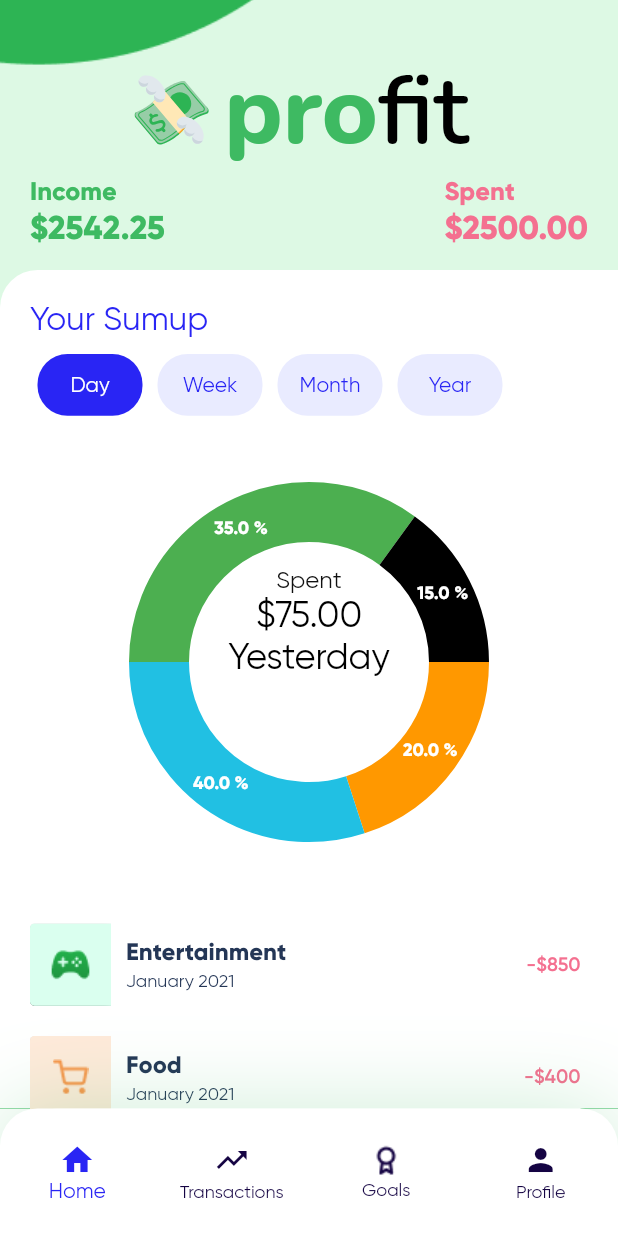
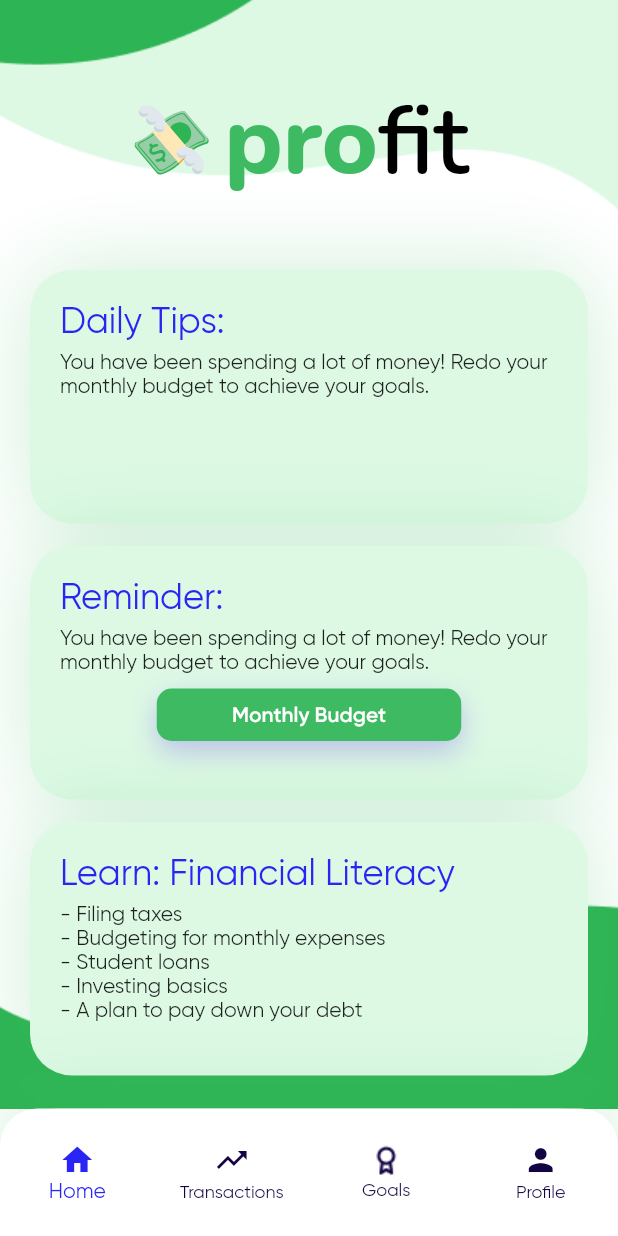
Before and after one commit to AlisterLuiz/Profit, a Flutter app: the NavigationBarMobilePortrait screen opened directly, on a phone screen of 412 x 824 dp. Run offline on Flutter 3.47's test engine with Material 2 defaults, Android fonts, the phone set to English and light mode, and no system bars; drawn by our look-alikes of auto_size_text, fl_chart; our stand-ins replace flutter_staggered_animations, flutter_svg, font_awesome_flutter, shimmer; missing offline and left inert: expand_widget.

Commit message:
Home Page Completed

```diff
--- a/lib/screens/portrait/mobile/home.dart
+++ b/lib/screens/portrait/mobile/home.dart
@@ -0,0 +1,252 @@
+import 'package:Profit/utilities/index.dart';
+import 'package:Profit/widgets/pieChart.dart';
+
+class Home extends StatefulWidget {
+  @override
+  _HomeState createState() => _HomeState();
+}
+
+class _HomeState extends State<Home> {
+  List sortBy = ['Day', 'Week', 'Month', 'Year'];
+  int currentSort = 0;
+  List gridView = [
+    ['\$499', '01/02/21', 'assets/images/console.png', 'Xbox Series X'],
+    ['\$70', '15/02/21', 'assets/images/present.png', 'Mom’s Gift'],
+    ['\$150', '07/02/21', 'assets/images/bicycle.png', 'Buy a Bicycle'],
+    ['\$280', '15/02/21', 'assets/images/graduate.png', 'College Debts'],
+  ];
+  Widget build(BuildContext context) {
+    return Scaffold(
+      body: Stack(
+        children: [
+          Container(
+            decoration: BoxDecoration(
+              image: DecorationImage(
+                image: AssetImage('assets/images/background.png'),
+                fit: BoxFit.cover,
+              ),
+            ),
+            child: Padding(
+              padding: const EdgeInsets.only(
+                top: 50.0,
+                left: 20.0,
+                right: 20.0,
+              ),
+              child: Column(
+                crossAxisAlignment: CrossAxisAlignment.start,
+                children: [
+                  Padding(
+                    padding: EdgeInsets.only(right: 10.0),
+                    child: Row(
+                      mainAxisAlignment: MainAxisAlignment.center,
+                      children: [
+                        SvgPicture.asset(
+                          'assets/images/Emoji.svg',
+                          semanticsLabel: 'Profit Logo',
+                          height: 46.57,
+                          width: 50,
+                        ),
+                        sizedBox(0, 10),
+                        RichText(
+                          text: TextSpan(
+                            children: <TextSpan>[
+                              TextSpan(
+                                text: 'pro',
+                                style: TextStyle(
+                                  color: Theme.of(context).accentColor,
+                                  fontWeight: FontWeight.w700,
+                                  fontSize: 64,
+                                  fontFamily: 'Nunito',
+                                ),
+                              ),
+                              TextSpan(
+                                text: 'fit',
+                                style: TextStyle(
+                                  color: Colors.black,
+                                  fontWeight: FontWeight.w500,
+                                  fontSize: 64,
+                                  fontFamily: 'Nunito',
+                                ),
+                              ),
+                            ],
+                          ),
+                        ),
+                      ],
+                    ),
+                  ),
+                ],
+              ),
+            ),
+          ),
+          Container(
+            margin: EdgeInsets.only(
+              top: 160,
+            ),
+            height: double.infinity,
+            width: double.infinity,
+            decoration: BoxDecoration(
+              color: Colors.transparent,
+              borderRadius: BorderRadius.only(
+                topLeft: Radius.circular(25),
+                // topRight: Radius.circular(25),
+              ),
+            ),
+            child: Padding(
+              padding: EdgeInsets.only(
+                top: 20.0,
+                left: 20,
+                right: 20,
+              ),
+              child: SingleChildScrollView(
+                child: Column(
+                  children: [
+                    Container(
+                      height: 169,
+                      padding: EdgeInsets.all(20),
+                      width: screenWidth(context),
+                      decoration: BoxDecoration(
+                        boxShadow: <BoxShadow>[
+                          BoxShadow(
+                            color:
+                                Theme.of(context).accentColor.withOpacity(0.25),
+                            blurRadius: 50,
+                            spreadRadius: 0,
+                            offset: Offset(0.0, 0.0),
+                          )
+                        ],
+                        color: Color(0xffDDF9E4),
+                        borderRadius: BorderRadius.circular(28),
+                      ),
+                      child: Column(
+                        crossAxisAlignment: CrossAxisAlignment.start,
+                        children: [
+                          Text(
+                            'Daily Tips:',
+                            style: TextStyle(
+                              color: Theme.of(context).canvasColor,
+                              fontSize: 24,
+                            ),
+                          ),
+                          sizedBox(5, 0),
+                          Text(
+                            'You have been spending a lot of money! Redo your monthly budget to achieve your goals.',
+                          ),
+                        ],
+                      ),
+                    ),
+                    sizedBox(15, 0),
+                    Container(
+                      height: 169,
+                      padding: EdgeInsets.all(20),
+                      width: screenWidth(context),
+                      decoration: BoxDecoration(
+                        boxShadow: <BoxShadow>[
+                          BoxShadow(
+                            color:
+                                Theme.of(context).accentColor.withOpacity(0.25),
+                            blurRadius: 50,
+                            spreadRadius: 0,
+                            offset: Offset(0.0, 0.0),
+                          )
+                        ],
+                        color: Color(0xffDDF9E4),
+                        borderRadius: BorderRadius.circular(28),
+                      ),
+                      child: Column(
+                        crossAxisAlignment: CrossAxisAlignment.start,
+                        children: [
+                          Text(
+                            'Reminder:',
+                            style: TextStyle(
+                              color: Theme.of(context).canvasColor,
+                              fontSize: 24,
+                            ),
+                          ),
+                          sizedBox(5, 0),
+                          Text(
+                            'You have been spending a lot of money! Redo your monthly budget to achieve your goals.',
+                          ),
+                          sizedBox(10, 0),
+                          Center(
+                            child: Container(
+                              height: 35,
+                              width: 203,
+                              decoration: BoxDecoration(
+                                  color: Theme.of(context).accentColor,
+                                  borderRadius: BorderRadius.all(
+                                    Radius.circular(10.0),
+                                  ),
+                                  boxShadow: [
+                                    BoxShadow(
+                                      color:
+                                          Color(0xff561cf5).withOpacity(0.25),
+                                      spreadRadius: 0,
+                                      blurRadius: 15,
+                                      offset: Offset(0, 7),
+                                    )
+                                  ]),
+                              child: Center(
+                                child: GestureDetector(
+                                  onTap: () {},
+                                  child: Text(
+                                    'Monthly Budget',
+                                    textAlign: TextAlign.left,
+                                    style: TextStyle(
+                                      fontWeight: FontWeight.w600,
+                                      fontSize: 14,
+                                      color: Theme.of(context).backgroundColor,
+                                    ),
+                                  ),
+                                ),
+                              ),
+                            ),
+                          ),
+                        ],
+                      ),
+                    ),
+                    sizedBox(15, 0),
+                    Container(
+                      height: 169,
+                      padding: EdgeInsets.all(20),
+                      width: screenWidth(context),
+                      decoration: BoxDecoration(
+                        boxShadow: <BoxShadow>[
+                          BoxShadow(
+                            color:
+                                Theme.of(context).accentColor.withOpacity(0.25),
+                            blurRadius: 50,
+                            spreadRadius: 0,
+                            offset: Offset(0.0, 0.0),
+                          )
+                        ],
+                        color: Color(0xffDDF9E4),
+                        borderRadius: BorderRadius.circular(28),
+                      ),
+                      child: Column(
+                        crossAxisAlignment: CrossAxisAlignment.start,
+                        children: [
+                          Text(
+                            'Learn: Financial Literacy',
+                            style: TextStyle(
+                              color: Theme.of(context).canvasColor,
+                              fontSize: 24,
+                            ),
+                          ),
+                          sizedBox(5, 0),
+                          Text(
+                            '- Filing taxes\n- Budgeting for monthly expenses\n- Student loans\n- Investing basics\n- A plan to pay down your debt',
+                          ),
+                        ],
+                      ),
+                    ),
+                    sizedBox(20, 0),
+                  ],
+                ),
+              ),
+            ),
+          ),
+        ],
+      ),
+    );
+  }
+}
--- a/lib/screens/portrait/mobile/navigationBarMobilePortait.dart
+++ b/lib/screens/portrait/mobile/navigationBarMobilePortait.dart
@@ -12,7 +12,7 @@ class _NavigationBarMobilePortraitState
   Widget build(BuildContext context) {
     final currentIndex = Provider.of<CurrentIndexProvider>(context);
     final List<Widget> _children = [
-      Transactions(), Transactions(), Goals(), Profile(),
+      Home(), Transactions(), Goals(), Profile(),
       // Challenges(),
       // Upload(),
       // Notification(),
--- a/lib/screens/portrait/mobile/profile.dart
+++ b/lib/screens/portrait/mobile/profile.dart
@@ -7,14 +7,6 @@ class Profile extends StatefulWidget {
 }
 
 class _ProfileState extends State<Profile> {
-  List sortBy = ['Day', 'Week', 'Month', 'Year'];
-  int currentSort = 0;
-  List gridView = [
-    ['\$499', '01/02/21', 'assets/images/console.png', 'Xbox Series X'],
-    ['\$70', '15/02/21', 'assets/images/present.png', 'Mom’s Gift'],
-    ['\$150', '07/02/21', 'assets/images/bicycle.png', 'Buy a Bicycle'],
-    ['\$280', '15/02/21', 'assets/images/graduate.png', 'College Debts'],
-  ];
   Widget build(BuildContext context) {
     return Scaffold(
       body: Stack(
--- a/lib/utilities/index.dart
+++ b/lib/utilities/index.dart
@@ -60,6 +60,7 @@ export 'package:Profit/screens/portrait/mobile/login/forgotPassword.dart';
 export 'package:Profit/screens/portrait/mobile/transactions.dart';
 export 'package:Profit/screens/portrait/mobile/goals.dart';
 export 'package:Profit/screens/portrait/mobile/profile.dart';
+export 'package:Profit/screens/portrait/mobile/home.dart';
 
 // Services
 
```
